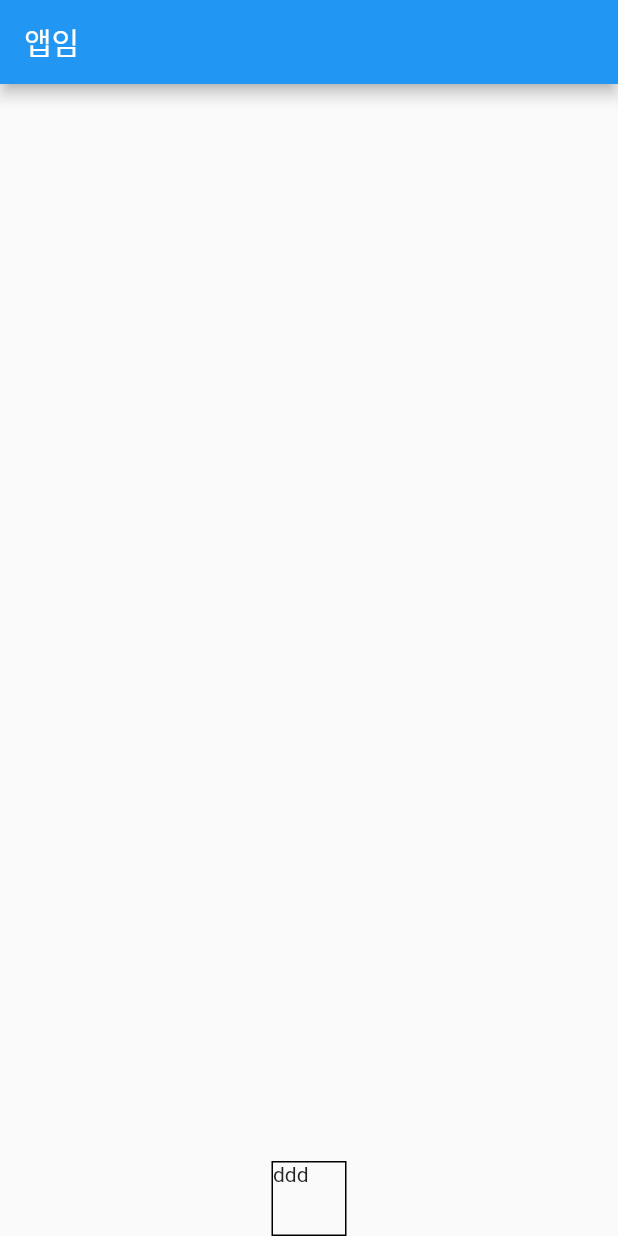
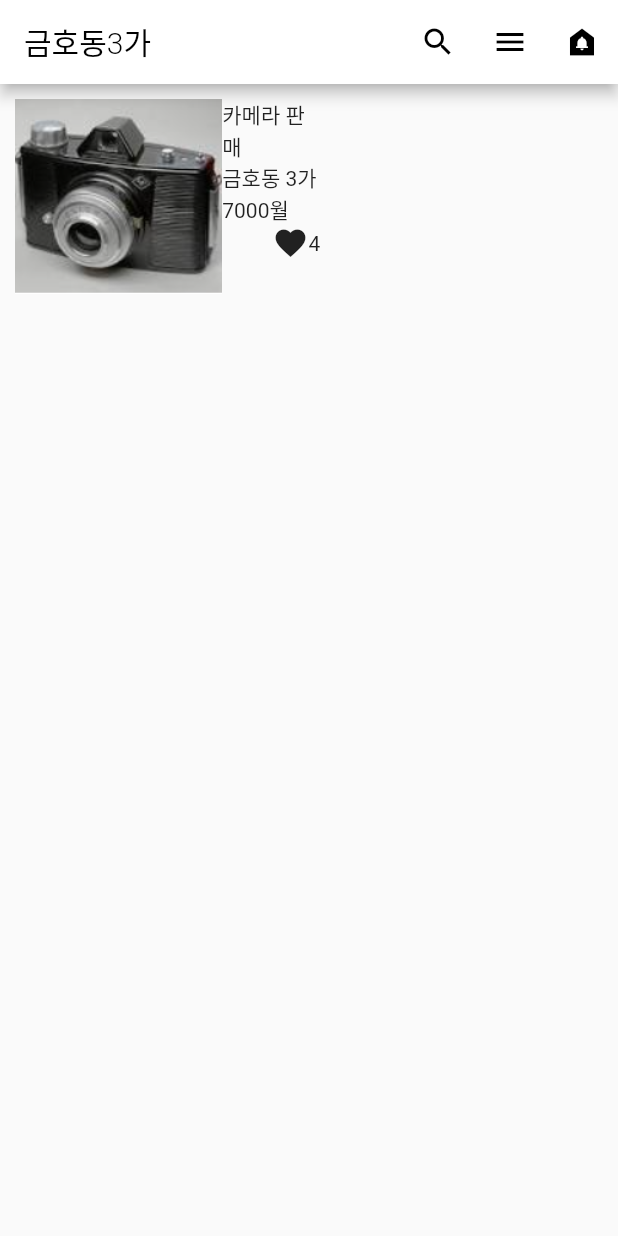
Before and after one commit to cmahn/contact, a Flutter app: the screen it shows after launch, on a phone screen of 412 x 824 dp. Run offline on Flutter 3.47's test engine with Material 2 defaults, Android fonts, the phone set to English and light mode, and no system bars.

Commit message:
20220321 Layout 조정 v002

```diff
--- a/lib/main.dart
+++ b/lib/main.dart
@@ -1,3 +1,4 @@
+import 'package:flutter/cupertino.dart';
 import 'package:flutter/material.dart';
 
 void main() {
@@ -12,25 +13,60 @@ class MyApp extends StatelessWidget {
 
     return MaterialApp( // material 테마 가능 위젯
       home: Scaffold(
-        appBar: AppBar(
-          backgroundColor: Colors.blue,
-          title: Text('앱임'),
+        appBar: AppBar( // 안에 넣을 수 있는 것들
+          // 컬러
+          backgroundColor: Colors.white,
+          // 왼쪽제목
+          title: Text('금호동3가', style: TextStyle(color: Colors.black, fontWeight: FontWeight.w300)),
+
+          // 왼쪽에 넣을 아이콘
+          // leading: Icon(Icons.),
+          // 우측 아이콘
+          actions: [
+            IconButton(
+                onPressed: (){},
+                icon: Icon(Icons.search, color: Colors.black,)
+            ),
+            IconButton(
+                onPressed: (){},
+                icon: Icon(Icons.menu, color: Colors.black,)
+            ),
+            IconButton(
+                onPressed: (){},
+                icon: Icon(Icons.doorbell, color: Colors.black,)
+            )
+          ],
         ),
-        body: Align(
-          alignment: Alignment.bottomCenter,
-          child: Container( // or Row
-            width:  50, height: 50,
-            margin: EdgeInsets.fromLTRB(0,30,0,0),
-            decoration: BoxDecoration(
-              border: Border.all(color: Colors.black)
-            ),
-            child: Text('ddd'),
+        body: Container(
+          height: 150,
+          padding: EdgeInsets.all(10),
+          child: Row(
+            children: [
+              Flexible(
+                child: Image.asset('assets/cannon.PNG'), flex:5
+              ),
+              Expanded(
+                // width: 300, // 퍼센티지로 넓이 설정
+                child: Column(
+                  crossAxisAlignment: CrossAxisAlignment.start,
+                  children: [
+                    Text('카메라 판매', ),
+                    Text('금호동 3가'),
+                    Text('7000월'),
+                    Row(
+                      mainAxisAlignment: MainAxisAlignment.end,
+                      children: [
+                        Icon(Icons.favorite),
+                        Text('4')
+                      ],
+                    )
+                  ],
+                )
+              )
+            ],
           ),
-        ),
-
-
+        )
       )
     );
-
   }
 }
```
Also changed, not shown: assets/cannon.PNG (added).
